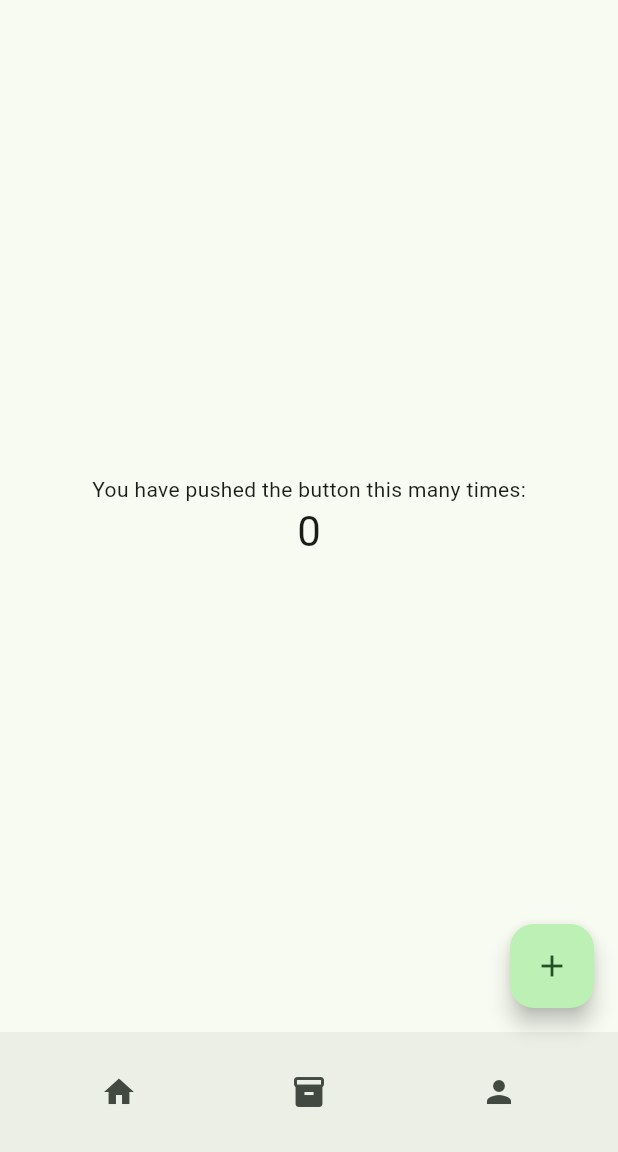
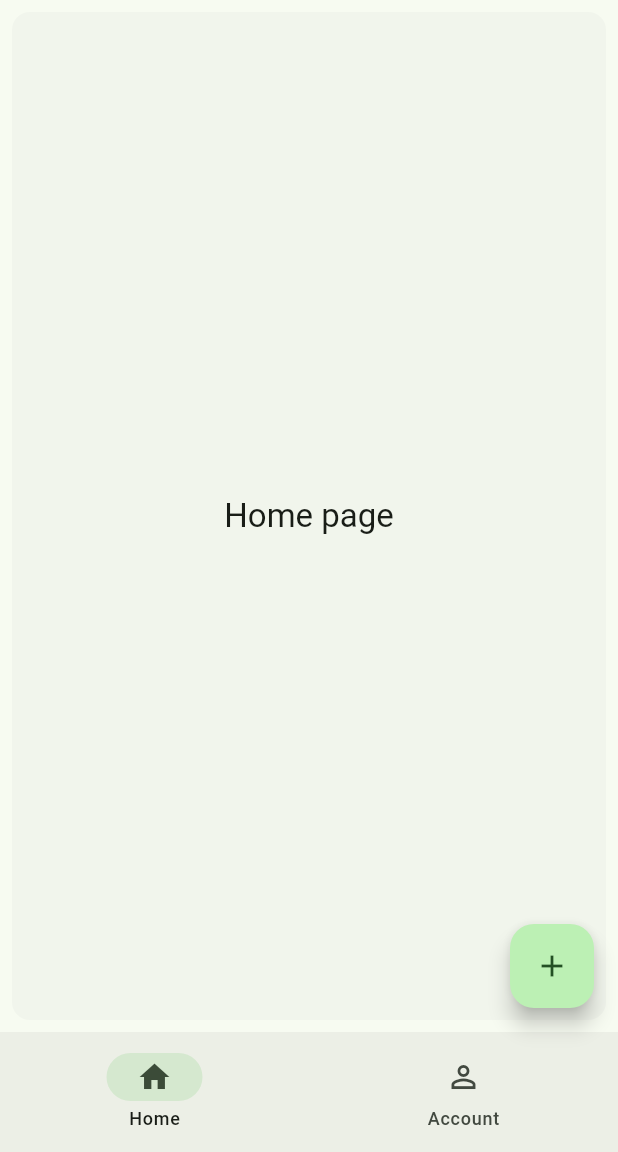
Before and after one commit to itsmeyaw/Too-Good-To-Waste, a Flutter app: the screen it shows after launch, on a phone screen of 412 x 824 dp, the part 84-1236 px from its top. Run offline on Flutter 3.47's test engine with Material 3 defaults, Android fonts, the light colour scheme and no system bars.

Commit message:
feat: added page changing

```diff
--- a/frontend/lib/main.dart
+++ b/frontend/lib/main.dart
@@ -30,14 +30,7 @@
 }
 
 class _MyHomePageState extends State<MyHomePage> {
-  int _counter = 0;
-
-  void _incrementCounter() {
-    // Note: Don't forget to use set State
-    setState(() {
-      _counter++;
-    });
-  }
+  int _activePage = 0;
 
   // Called when setState is called
   @override
@@ -52,59 +45,54 @@
         // the App.build method, and use it to set our appbar title.
         title: Text(widget.title),
       ),
-      body: Center(
-        // Center is a layout widget. It takes a single child and positions it
-        // in the middle of the parent.
-        child: Column(
-          // Column is also a layout widget. It takes a list of children and
-          // arranges them vertically. By default, it sizes itself to fit its
-          // children horizontally, and tries to be as tall as its parent.
-          //
-          // Column has various properties to control how it sizes itself and
-          // how it positions its children. Here we use mainAxisAlignment to
-          // center the children vertically; the main axis here is the vertical
-          // axis because Columns are vertical (the cross axis would be
-          // horizontal).
-          //
-          // TRY THIS: Invoke "debug painting" (choose the "Toggle Debug Paint"
-          // action in the IDE, or press "p" in the console), to see the
-          // wireframe for each widget.
-          mainAxisAlignment: MainAxisAlignment.center,
-          children: <Widget>[
-            const Text(
-              'You have pushed the button this many times:',
+      body: <Widget>[
+        Card(
+          shadowColor: Colors.transparent,
+          margin: const EdgeInsets.all(8.0),
+          child: SizedBox.expand(
+            child: Center(
+              child: Text(
+                'Home page',
+                style: Theme.of(context).textTheme.titleLarge,
+              ),
             ),
-            Text(
-              '$_counter',
-              style: Theme.of(context).textTheme.headlineMedium,
+          ),
+        ),
+        Card(
+          shadowColor: Colors.transparent,
+          margin: const EdgeInsets.all(8.0),
+          child: SizedBox.expand(
+            child: Center(
+              child: Text(
+                'Account',
+                style: Theme.of(context).textTheme.titleLarge,
+              ),
             ),
-          ],
+          ),
         ),
-      ),
-      bottomNavigationBar: BottomAppBar(
-        shape: const CircularNotchedRectangle(),
-        child: Row(
-          mainAxisAlignment: MainAxisAlignment.spaceAround,
-          children: <Widget>[
-            IconButton(
-              tooltip: 'Feeds',
-              icon: const Icon(Icons.home),
-              onPressed: () {},
-            ),
-            IconButton(
-                onPressed: () {},
-                icon: const Icon(Icons.inventory)
-            ),
-            IconButton(
-              tooltip: 'Account',
-              icon: const Icon(Icons.person),
-              onPressed: () {},
-            ),
-          ],
-        ),
+      ][_activePage],
+      bottomNavigationBar: NavigationBar(
+        onDestinationSelected: (int index) {
+          setState(() {
+            _activePage = index;
+          });
+        },
+        selectedIndex: _activePage,
+        destinations: const <Widget>[
+          NavigationDestination(
+              selectedIcon: Icon(Icons.home),
+              icon: Icon(Icons.home_outlined),
+              label: 'Home'
+          ),
+          NavigationDestination(
+            selectedIcon: Icon(Icons.person),
+              icon: Icon(Icons.person_outline),
+              label: 'Account'
+          )
+        ]
       ),
       floatingActionButton: FloatingActionButton(
-        onPressed: _incrementCounter,
+        onPressed: () {},
         tooltip: 'Increment',
         child: const Icon(Icons.add),
       ), // This trailing comma makes auto-formatting nicer for build methods.
```
